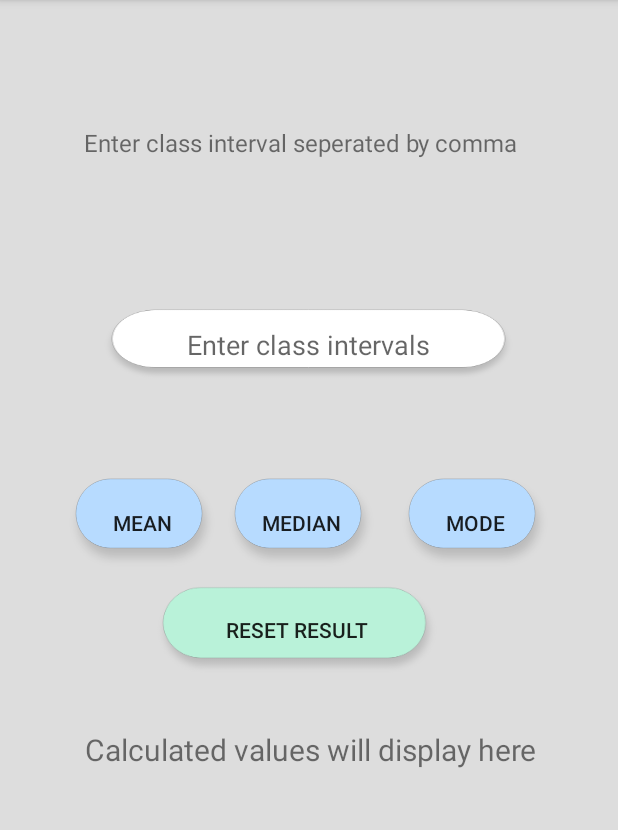
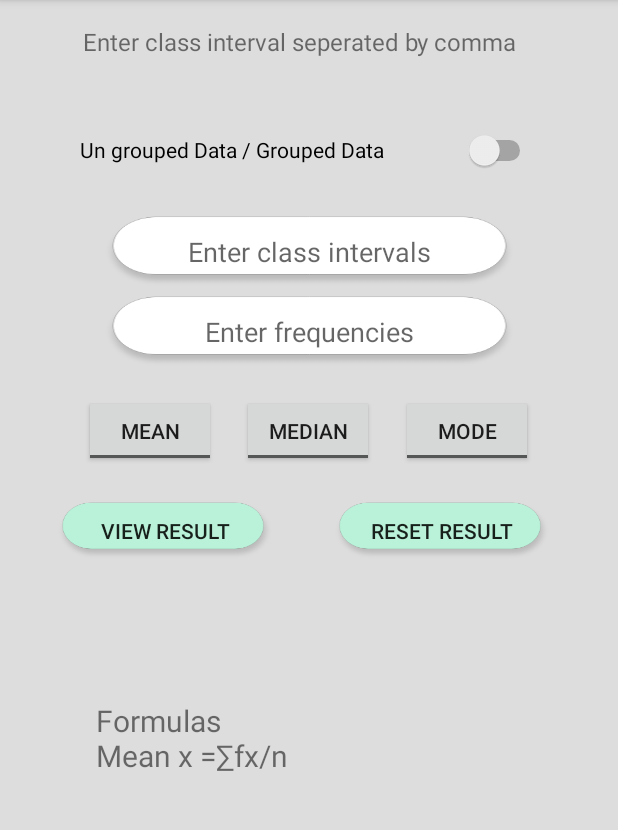
Before and after one commit to aditya0072001/Stats, an Android app: the screen it shows after launch (MainActivity), on a phone screen of 412 x 824 dp, the part 84-914 px from its top. Run offline under Robolectric (Android 15) with nearby library versions, the phone set to English and light mode, and no system bars.

Commit message:
Added new features.

```diff
--- a/app/build.gradle
+++ b/app/build.gradle
@@ -24,7 +24,7 @@ android {
 
 dependencies {
     implementation fileTree(dir: 'libs', include: ['*.jar'])
-    implementation"org.jetbrains.kotlin:kotlin-stdlib-jdk7:$kotlin_version"
+    implementation "org.jetbrains.kotlin:kotlin-stdlib-jdk7:$kotlin_version"
     implementation 'androidx.appcompat:appcompat:1.0.2'
     implementation 'androidx.core:core-ktx:1.0.2'
     implementation 'androidx.constraintlayout:constraintlayout:1.1.3'
--- a/app/src/main/java/tripathi/aditya/stats/MainActivity.kt
+++ b/app/src/main/java/tripathi/aditya/stats/MainActivity.kt
@@ -1,62 +1,95 @@
 package tripathi.aditya.stats
 
-import androidx.appcompat.app.AppCompatActivity
+import android.content.Intent
 import android.os.Bundle
 import android.view.View
-import android.widget.Button
-import android.widget.EditText
-import android.widget.TextView
-import android.widget.Toast
-import java.lang.Exception
+import android.widget.*
+import android.widget.CompoundButton
+import androidx.appcompat.app.AppCompatActivity
+
 
 class MainActivity : AppCompatActivity() {
     internal lateinit var data: EditText
-    internal lateinit var calculate: TextView
-    internal lateinit var mean: Button
-    internal lateinit var median: Button
-    internal lateinit var mode: Button
+    internal lateinit var dataselect: Switch
+    internal lateinit var dataf: EditText
+    internal lateinit var formulas: TextView
+    internal lateinit var mean: ToggleButton
+    internal lateinit var median: ToggleButton
+    internal lateinit var mode: ToggleButton
     internal lateinit var resetResult: Button
+    internal lateinit var viewresult: Button
+    var checkMean =false
+    var checkMedian =false
+    var checkMode =false
+    var groupedData=false
+    var fmean=0.00
+    var cData= listOf<String>()
+    var freqData= listOf<String>()
     override fun onCreate(savedInstanceState: Bundle?) {
         super.onCreate(savedInstanceState)
         setContentView(R.layout.activity_main)
-        mean = findViewById(R.id.mean) as Button
-        median = findViewById(R.id.median) as Button
-        mode = findViewById(R.id.mode) as Button
+        mean = findViewById(R.id.mean) as ToggleButton
+        median = findViewById(R.id.median) as ToggleButton
+        mode = findViewById(R.id.mode) as ToggleButton
         resetResult = findViewById(R.id.resetResult) as Button
+        viewresult = findViewById(R.id.viewresult) as Button
         data = findViewById(R.id.data) as EditText
-        calculate = findViewById(R.id.calculate) as TextView
+        dataf = findViewById(R.id.dataf) as EditText
+        dataselect = findViewById(R.id.dataselect) as Switch
+        formulas = findViewById(R.id.formulas) as TextView
+        val temp= """Formulas
+Mean x =∑fx/n"""
+        formulas.setText(temp);
+        checkData();
         calculateMean();
         calculateMedian();
         calculateMode();
         resetResultValue();
+        viewResult();
+    }
 
+    private fun checkData(){
+        if(dataselect.isChecked()){
+            groupedData=true
+           // dataf.isEnabled(true)
+        }else if(!dataselect.isChecked()){
+            groupedData=false
+            //dataf.isEnabled(false)
+        }
     }
 
     private fun resetResultValue() {
         resetResult.setOnClickListener(View.OnClickListener {
-            if(data.getText().isNotEmpty()){
+            if(data.getText().isNotEmpty()&&dataf.getText().isNotEmpty()){
                 data.setText("")
-                calculate.setText("Calculated values will display here")
+                dataf.setText("")
+                //calculate.setText("Calculated values will display here")
             }else{
-                calculate.setText("Calculated values will display here")
+                data.setText("")
+                dataf.setText("")
+                //calculate.setText("Calculated values will display here")
             }
         })
     }
 
     private fun calculateMode() {
 
-        mode.setOnClickListener(View.OnClickListener {
+        mode.setOnCheckedChangeListener(CompoundButton.OnCheckedChangeListener { buttonView, isChecked ->
+            if (isChecked) { // The toggle is enabled
+                checkMode=true
                 if(data.getText().isNotEmpty()) {
+                    if(groupedData){
+                    }else {
                         try {
                             var classData = data.getText().toString().split(",")
-                    var cData= classData.map{it.toFloat()}
-                    cData=cData.sorted()
-                    var mCount=0
-                    var count=0
-                    var max=0.00
-                    for(i in cData){
-                        count=0
-                        for (j in cData){
+                            var cData = classData.map { it.toFloat() }
+                            cData = cData.sorted()
+                            var mCount = 0
+                            var count = 0
+                            var max = 0.00
+                            for (i in cData) {
+                                count = 0
+                                for (j in cData) {
                                     if (j == i)
                                         ++count
                                 }
@@ -66,24 +99,38 @@ class MainActivity : AppCompatActivity() {
                                 }
 
                             }
-                    if(max==0.00){
-                        calculate.append("\nThere is no Mode")
-                    }else{
-                        calculate.append("\nMode is "+max)
+                            if (max == 0.00) {
+                                // calculate.append("\nThere is no Mode")
+                            } else {
+                                // calculate.append("\nMode is "+max)
                             }
+                        } catch (e: Exception) {
+                            Toast.makeText(
+                                applicationContext,
+                                "Enter Appropriate Values Buddy",
+                                Toast.LENGTH_SHORT
+                            ).show()
                         }
-                catch (e:Exception) {
-                    Toast.makeText(applicationContext,"Enter Appropriate Values Buddy",Toast.LENGTH_SHORT).show()
                     }
                 }else{
                     Toast.makeText(applicationContext,"Enter Something Buddy Please",Toast.LENGTH_SHORT).show()
                 }
+
+            } else { // The toggle is disabled
+                checkMode=false
+            }
         })
+
     }
 
     private fun calculateMedian() {
-        median.setOnClickListener(View.OnClickListener {
+        median.setOnCheckedChangeListener(CompoundButton.OnCheckedChangeListener { buttonView, isChecked ->
+            if (isChecked) { // The toggle is enabled
+                checkMedian=true
                 if(data.getText().isNotEmpty()) {
+                    if(groupedData){
+
+                    }else{
                         try {
                             val classData = data.getText().toString().split(",")
                             var cData= classData.map{it.toFloat()}
@@ -95,30 +142,80 @@ class MainActivity : AppCompatActivity() {
                             }else{
                                 valueM= cData[(size/2)].toDouble();
                             }
-                    calculate.append("\nMedian is "+valueM)
+                            //calculate.append("\nMedian is "+valueM)
+                        }catch (e:Exception){
+                            Toast.makeText(applicationContext,"Enter Appropriate Values Buddy",Toast.LENGTH_SHORT).show()
+                        }
+                    }
+                }else{
+                    Toast.makeText(applicationContext,"Enter Something Buddy Please",Toast.LENGTH_SHORT).show()
+                }
+
+            } else { // The toggle is disabled
+                checkMedian=false
+            }
+        })
+
+    }
+
+    private fun calculateMean() {
+        mean.setOnCheckedChangeListener(CompoundButton.OnCheckedChangeListener { buttonView, isChecked ->
+            if (isChecked) { // The toggle is enabled
+                checkMean=true
+                if(data.getText().isNotEmpty()) {
+                    if(groupedData){
+                        try{
+                            val classData = data.getText().toString().split(",")
+                            this.cData=classData
+                            val cData= classData.map{it.toFloat()}
+                            val freqData = dataf.getText().toString().split(",")
+                            this.freqData=freqData
+                            val fData= freqData.map{it.toFloat()}
+                            var sumfx=0.00
+                            var N=0.00
+                            var j=0
+                            for(i in cData){
+                                sumfx += (i * fData[j]).toDouble()
+                                N+=fData[j]
+                                j++
+                            }
+                            var fmean=sumfx/N
+                            this.fmean=fmean
+                            //calculate.append("\nMean is "+avg)
+                        }catch (e:Exception){
+                            Toast.makeText(applicationContext,"Enter Appropriate Values Buddy",Toast.LENGTH_SHORT).show()
+                        }
+                    }else if(!groupedData){
+                        try{
+                            val classData = data.getText().toString().split(",")
+                            this.cData=classData
+                            val cData= classData.map{it.toFloat()}
+                            var fmean=cData.average()
+                            this.fmean=fmean
+                            //calculate.append("\nMean is "+avg)
                         }catch (e:Exception){
                             Toast.makeText(applicationContext,"Enter Appropriate Values Buddy",Toast.LENGTH_SHORT).show()
                         }
                     }else{
+                        Toast.makeText(applicationContext,"Dont Enter frequency in ungrouped data",Toast.LENGTH_SHORT).show()
+                    }
+
+                }else{
                     Toast.makeText(applicationContext,"Enter Something Buddy Please",Toast.LENGTH_SHORT).show()
+                }
+            } else { // The toggle is disabled
             }
         })
     }
 
-    private fun calculateMean() {
-        mean.setOnClickListener(View.OnClickListener {
-            if(data.getText().isNotEmpty()) {
-                try{
-                    val classData = data.getText().toString().split(",")
-                    val cData= classData.map{it.toFloat()}
-                    val avg=cData.average()
-                    calculate.append("\nMean is "+avg)
-                }catch (e:Exception){
-                    Toast.makeText(applicationContext,"Enter Appropriate Values Buddy",Toast.LENGTH_SHORT).show()
-                }
-            }else{
-                Toast.makeText(applicationContext,"Enter Something Buddy Please",Toast.LENGTH_SHORT).show()
-            }
+    private fun viewResult() {
+        viewresult.setOnClickListener(View.OnClickListener{
+            // Intent intent = new Intent(this@MainActivity,result::class.java)
+            val intent = Intent(applicationContext, result::class.java)
+            intent.putStringArrayListExtra("Interval",ArrayList(cData))
+            intent.putExtra("Fre",ArrayList(freqData))
+            intent.putExtra("Mean",fmean.toString())
+            startActivity(intent)
         })
     }
 }
--- a/app/src/main/res/layout/activity_main.xml
+++ b/app/src/main/res/layout/activity_main.xml
@@ -8,6 +8,46 @@
     android:background="#DDDDDD"
     tools:context=".MainActivity">
 
+    <EditText
+        android:id="@+id/dataf"
+        android:layout_width="279dp"
+        android:layout_height="50dp"
+        android:background="@drawable/input"
+        android:hint="Enter frequencies"
+        android:textAlignment="center"
+        app:layout_constraintBottom_toBottomOf="parent"
+        app:layout_constraintEnd_toEndOf="parent"
+        app:layout_constraintStart_toStartOf="parent"
+        app:layout_constraintTop_toTopOf="parent"
+        app:layout_constraintVertical_bias="0.273" />
+
+    <Button
+        android:id="@+id/viewresult"
+        android:layout_width="148dp"
+        android:layout_height="42dp"
+        android:background="@drawable/reset"
+        android:text="View Result"
+        android:textAlignment="center"
+        app:layout_constraintBottom_toBottomOf="parent"
+        app:layout_constraintEnd_toEndOf="parent"
+        app:layout_constraintHorizontal_bias="0.136"
+        app:layout_constraintStart_toStartOf="parent"
+        app:layout_constraintTop_toTopOf="parent"
+        app:layout_constraintVertical_bias="0.458" />
+
+    <ToggleButton
+        android:id="@+id/mode"
+        android:layout_width="wrap_content"
+        android:layout_height="wrap_content"
+        android:textOff="Mode"
+        android:textOn="Mode"
+        app:layout_constraintBottom_toBottomOf="parent"
+        app:layout_constraintEnd_toEndOf="parent"
+        app:layout_constraintHorizontal_bias="0.826"
+        app:layout_constraintStart_toStartOf="parent"
+        app:layout_constraintTop_toTopOf="parent"
+        app:layout_constraintVertical_bias="0.366" />
+
     <TextView
         android:id="@+id/welcome"
         android:layout_width="300dp"
@@ -15,10 +55,11 @@
         android:text="Enter class interval seperated by comma"
         android:textSize="16dp"
         app:layout_constraintBottom_toBottomOf="parent"
+        app:layout_constraintHorizontal_bias="0.495"
         app:layout_constraintLeft_toLeftOf="parent"
         app:layout_constraintRight_toRightOf="parent"
         app:layout_constraintTop_toTopOf="parent"
-        app:layout_constraintVertical_bias="0.116" />
+        app:layout_constraintVertical_bias="0.023" />
 
     <EditText
         android:id="@+id/data"
@@ -29,75 +70,74 @@
         android:textAlignment="center"
         app:layout_constraintBottom_toBottomOf="parent"
         app:layout_constraintEnd_toEndOf="parent"
-        app:layout_constraintHorizontal_bias="0.496"
         app:layout_constraintStart_toStartOf="parent"
         app:layout_constraintTop_toTopOf="parent"
-        app:layout_constraintVertical_bias="0.285" />
-
-    <Button
-        android:id="@+id/mean"
-        android:layout_width="wrap_content"
-        android:layout_height="wrap_content"
-        android:text="Mean"
-        android:background="@drawable/check"
-        app:layout_constraintBottom_toBottomOf="parent"
-        app:layout_constraintEnd_toEndOf="parent"
-        app:layout_constraintHorizontal_bias="0.136"
-        app:layout_constraintStart_toStartOf="parent"
-        app:layout_constraintTop_toTopOf="parent"
-        app:layout_constraintVertical_bias="0.449" />
-
-    <Button
-        android:id="@+id/median"
-        android:layout_width="wrap_content"
-        android:layout_height="wrap_content"
-        android:text="Median"
-        android:background="@drawable/check"
-        app:layout_constraintBottom_toBottomOf="parent"
-        app:layout_constraintEnd_toEndOf="parent"
-        app:layout_constraintHorizontal_bias="0.482"
-        app:layout_constraintStart_toStartOf="parent"
-        app:layout_constraintTop_toTopOf="parent"
-        app:layout_constraintVertical_bias="0.449" />
-
-    <Button
-        android:id="@+id/mode"
-        android:layout_width="wrap_content"
-        android:layout_height="wrap_content"
-        android:text="Mode"
-        android:background="@drawable/check"
-        app:layout_constraintBottom_toBottomOf="parent"
-        app:layout_constraintEnd_toEndOf="parent"
-        app:layout_constraintHorizontal_bias="0.86"
-        app:layout_constraintStart_toStartOf="parent"
-        app:layout_constraintTop_toTopOf="parent"
-        app:layout_constraintVertical_bias="0.449" />
+        app:layout_constraintVertical_bias="0.199" />
 
     <TextView
-        android:id="@+id/calculate"
-        android:layout_width="354dp"
-        android:layout_height="208dp"
-        android:text="Calculated values will display here"
+        android:id="@+id/formulas"
+        android:layout_width="293dp"
+        android:layout_height="213dp"
         android:textSize="20dp"
         app:layout_constraintBottom_toBottomOf="parent"
         app:layout_constraintEnd_toEndOf="parent"
-        app:layout_constraintHorizontal_bias="0.982"
+        app:layout_constraintHorizontal_bias="0.542"
         app:layout_constraintStart_toStartOf="parent"
         app:layout_constraintTop_toTopOf="parent"
-        app:layout_constraintVertical_bias="0.868" />
+        app:layout_constraintVertical_bias="0.841" />
 
     <Button
         android:id="@+id/resetResult"
-        android:layout_width="193dp"
-        android:layout_height="64dp"
+        android:layout_width="148dp"
+        android:layout_height="42dp"
         android:background="@drawable/reset"
         android:text="Reset Result"
         android:textAlignment="center"
         app:layout_constraintBottom_toBottomOf="parent"
         app:layout_constraintEnd_toEndOf="parent"
-        app:layout_constraintHorizontal_bias="0.463"
+        app:layout_constraintHorizontal_bias="0.836"
         app:layout_constraintStart_toStartOf="parent"
         app:layout_constraintTop_toTopOf="parent"
-        app:layout_constraintVertical_bias="0.551" />
+        app:layout_constraintVertical_bias="0.458" />
+
+    <ToggleButton
+        android:id="@+id/mean"
+        android:layout_width="wrap_content"
+        android:layout_height="wrap_content"
+        android:textOff="Mean"
+        android:textOn="Mean"
+        app:layout_constraintBottom_toBottomOf="parent"
+        app:layout_constraintEnd_toEndOf="parent"
+        app:layout_constraintHorizontal_bias="0.173"
+        app:layout_constraintStart_toStartOf="parent"
+        app:layout_constraintTop_toTopOf="parent"
+        app:layout_constraintVertical_bias="0.366" />
+
+    <ToggleButton
+        android:id="@+id/median"
+        android:layout_width="wrap_content"
+        android:layout_height="wrap_content"
+        android:textOff="Median"
+        android:textOn="Median"
+        app:layout_constraintBottom_toBottomOf="parent"
+        app:layout_constraintEnd_toEndOf="parent"
+        app:layout_constraintHorizontal_bias="0.498"
+        app:layout_constraintStart_toStartOf="parent"
+        app:layout_constraintTop_toTopOf="parent"
+        app:layout_constraintVertical_bias="0.366" />
+
+    <Switch
+        android:id="@+id/dataselect"
+        android:layout_width="304dp"
+        android:layout_height="45dp"
+        android:text="Un grouped Data / Grouped Data"
+        android:textOff="U"
+        android:textOn="G"
+        app:layout_constraintBottom_toBottomOf="parent"
+        app:layout_constraintEnd_toEndOf="parent"
+        app:layout_constraintHorizontal_bias="0.495"
+        app:layout_constraintStart_toStartOf="parent"
+        app:layout_constraintTop_toTopOf="parent"
+        app:layout_constraintVertical_bias="0.107" />
 
 </androidx.constraintlayout.widget.ConstraintLayout>
```
Also changed, not shown: app/src/main/AndroidManifest.xml (+6 -5 lines), app/src/main/java/tripathi/aditya/stats/result.kt (added, +33 -0 lines), app/src/main/res/layout/activity_result.xml (added, +54 -0 lines). Lines whose indentation alone changed are shown as unchanged.
